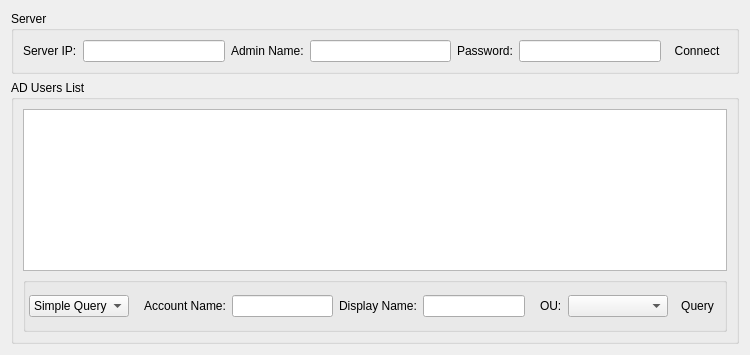
The window that APP/src/plugins/usermanager/aduserinfo/aduserinfo.ui (RallyWRT/qtapplications) describes before a commit, drawn with Qt 5.
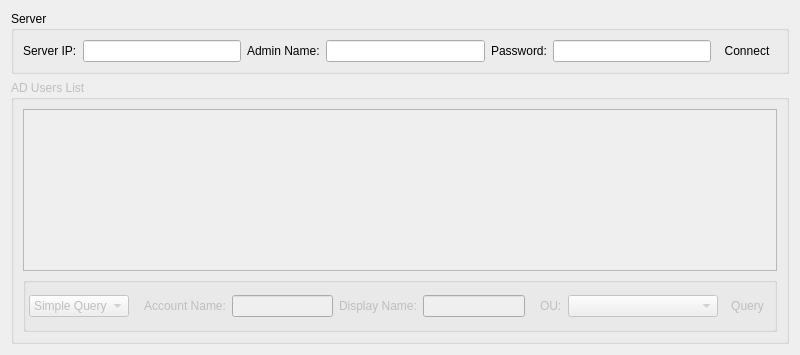
The same window after the commit. Icons and pictures are not drawn.

```diff
--- a/APP/src/plugins/usermanager/aduserinfo/aduserinfo.ui
+++ b/APP/src/plugins/usermanager/aduserinfo/aduserinfo.ui
@@ -6,7 +6,7 @@
    <rect>
     <x>0</x>
     <y>0</y>
-    <width>723</width>
+    <width>731</width>
     <height>355</height>
    </rect>
   </property>
@@ -82,6 +82,9 @@
    </item>
    <item>
     <widget class="QGroupBox" name="groupBoxADUsersList">
+     <property name="enabled">
+      <bool>false</bool>
+     </property>
      <property name="sizePolicy">
       <sizepolicy hsizetype="Expanding" vsizetype="Expanding">
        <horstretch>0</horstretch>
@@ -234,7 +237,7 @@
           <widget class="QComboBox" name="comboBoxOU">
            <property name="minimumSize">
             <size>
-             <width>100</width>
+             <width>150</width>
              <height>0</height>
             </size>
            </property>
```
